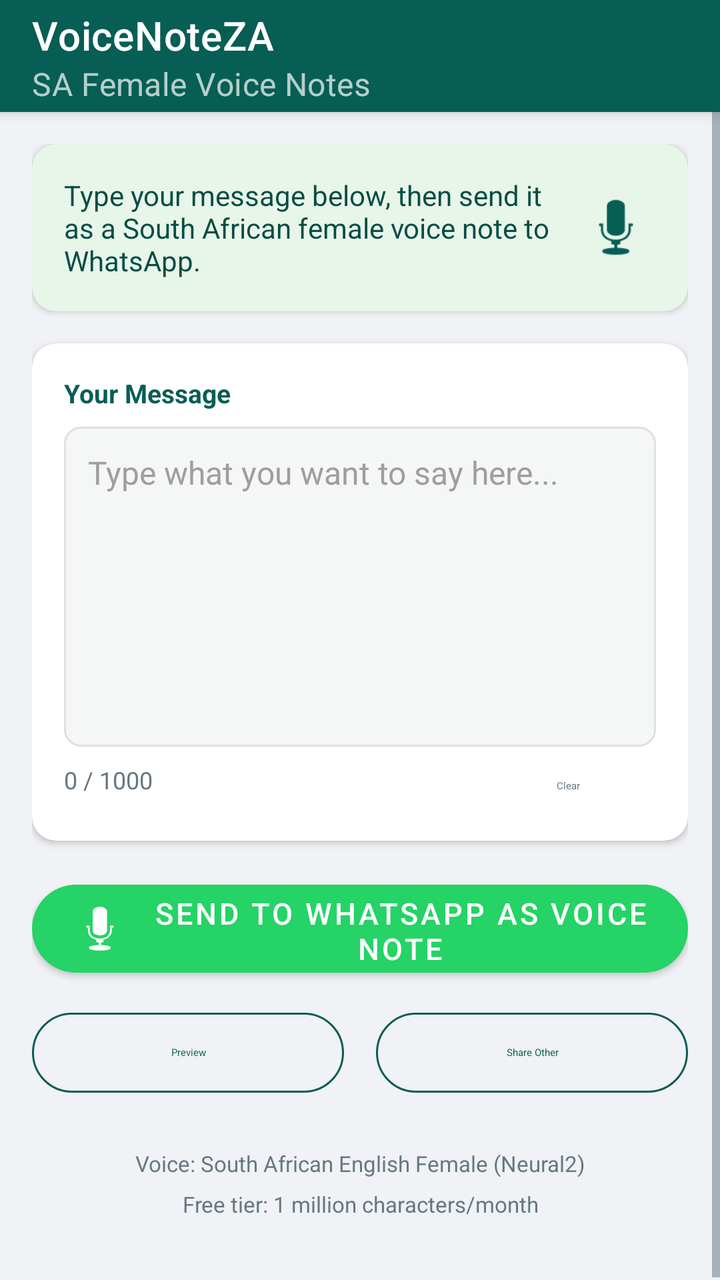
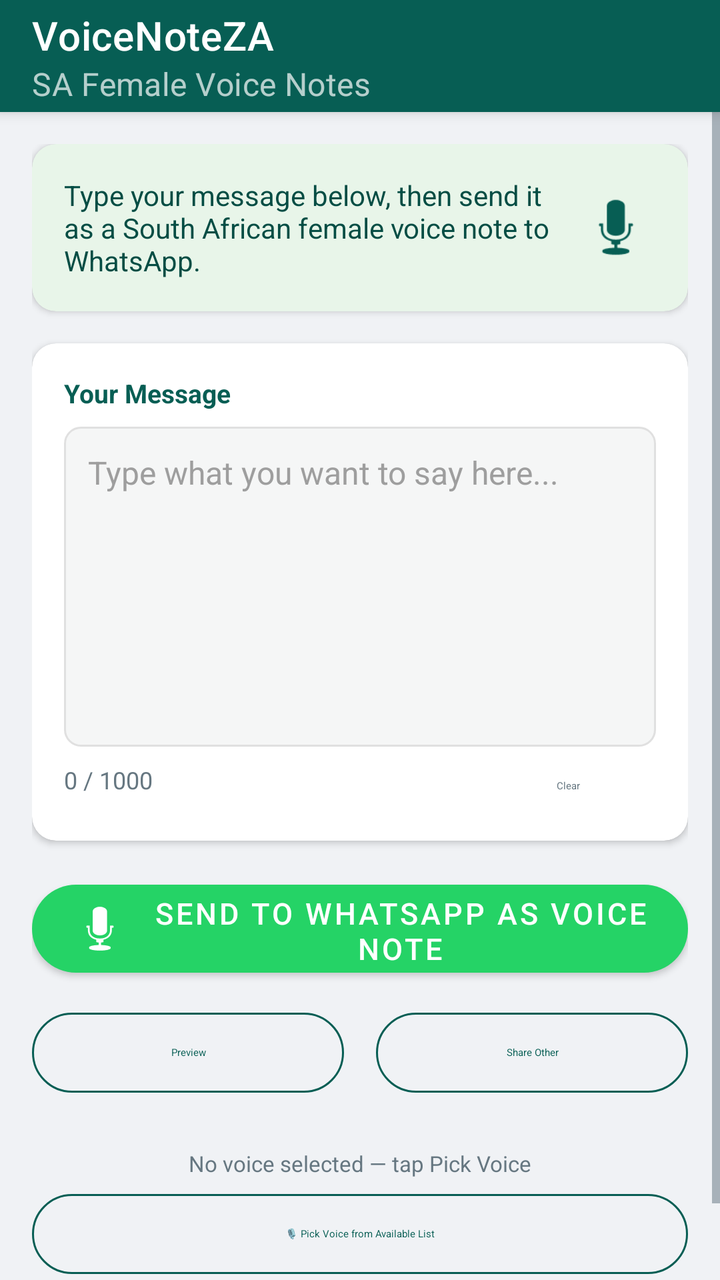

Screens rendered from an Android XML layout before and after an edit, with the pre-edit source and the edit as a unified diff.
<!-- AndroidManifest.xml: application theme Theme.VoiceNoteZA -->
<!-- res/layout/activity_main.xml -->
<?xml version="1.0" encoding="utf-8"?>
<androidx.coordinatorlayout.widget.CoordinatorLayout
    xmlns:android="http://schemas.android.com/apk/res/android"
    xmlns:app="http://schemas.android.com/apk/res-auto"
    android:layout_width="match_parent"
    android:layout_height="match_parent"
    android:background="@color/background">

    <com.google.android.material.appbar.AppBarLayout
        android:layout_width="match_parent"
        android:layout_height="wrap_content">

        <androidx.appcompat.widget.Toolbar
            android:id="@+id/toolbar"
            android:layout_width="match_parent"
            android:layout_height="?attr/actionBarSize"
            android:background="@color/primary"
            app:title="@string/app_name"
            app:titleTextColor="@color/white"
            app:subtitle="SA Female Voice Notes"
            app:subtitleTextColor="@color/white_70" />

    </com.google.android.material.appbar.AppBarLayout>

    <ScrollView
        android:layout_width="match_parent"
        android:layout_height="match_parent"
        app:layout_behavior="@string/appbar_scrolling_view_behavior"
        android:fillViewport="true">

        <LinearLayout
            android:layout_width="match_parent"
            android:layout_height="wrap_content"
            android:orientation="vertical"
            android:padding="16dp">

            
            <com.google.android.material.card.MaterialCardView
                android:layout_width="match_parent"
                android:layout_height="wrap_content"
                android:layout_marginBottom="16dp"
                app:cardCornerRadius="12dp"
                app:cardElevation="2dp"
                app:cardBackgroundColor="@color/surface_green">

                <LinearLayout
                    android:layout_width="match_parent"
                    android:layout_height="wrap_content"
                    android:orientation="horizontal"
                    android:padding="16dp"
                    android:gravity="center_vertical">

                    <TextView
                        android:layout_width="0dp"
                        android:layout_height="wrap_content"
                        android:layout_weight="1"
                        android:text="Type your message below, then send it as a South African female voice note to WhatsApp."
                        android:textColor="@color/primary_dark"
                        android:textSize="14sp" />

                    <ImageView
                        android:layout_width="40dp"
                        android:layout_height="40dp"
                        android:layout_marginStart="12dp"
                        android:src="@android:drawable/ic_btn_speak_now"
                        android:tint="@color/primary" />

                </LinearLayout>
            </com.google.android.material.card.MaterialCardView>

            
            <com.google.android.material.card.MaterialCardView
                android:layout_width="match_parent"
                android:layout_height="wrap_content"
                android:layout_marginBottom="16dp"
                app:cardCornerRadius="12dp"
                app:cardElevation="2dp"
                app:cardBackgroundColor="@color/surface">

                <LinearLayout
                    android:layout_width="match_parent"
                    android:layout_height="wrap_content"
                    android:orientation="vertical"
                    android:padding="16dp">

                    <TextView
                        android:layout_width="match_parent"
                        android:layout_height="wrap_content"
                        android:text="Your Message"
                        android:textColor="@color/primary"
                        android:textStyle="bold"
                        android:textSize="13sp"
                        android:layout_marginBottom="8dp" />

                    <EditText
                        android:id="@+id/et_message"
                        android:layout_width="match_parent"
                        android:layout_height="wrap_content"
                        android:minHeight="160dp"
                        android:gravity="top"
                        android:hint="Type what you want to say here..."
                        android:inputType="textMultiLine|textCapSentences"
                        android:background="@drawable/bg_edittext"
                        android:padding="12dp"
                        android:textColor="@color/text_primary"
                        android:textColorHint="@color/text_hint"
                        android:textSize="16sp"
                        android:lineSpacingMultiplier="1.4" />

                    <LinearLayout
                        android:layout_width="match_parent"
                        android:layout_height="wrap_content"
                        android:orientation="horizontal"
                        android:layout_marginTop="8dp">

                        <TextView
                            android:id="@+id/tv_char_count"
                            android:layout_width="0dp"
                            android:layout_height="wrap_content"
                            android:layout_weight="1"
                            android:text="0 / 1000"
                            android:textColor="@color/text_secondary"
                            android:textSize="12sp" />

                        <Button
                            android:id="@+id/btn_clear"
                            style="@style/Widget.Material3.Button.TextButton"
                            android:layout_width="wrap_content"
                            android:layout_height="wrap_content"
                            android:text="Clear"
                            android:textColor="@color/text_secondary"
                            android:minHeight="0dp"
                            android:paddingTop="4dp"
                            android:paddingBottom="4dp" />

                    </LinearLayout>

                </LinearLayout>
            </com.google.android.material.card.MaterialCardView>

            
            <ProgressBar
                android:id="@+id/progress_bar"
                style="?android:attr/progressBarStyleHorizontal"
                android:layout_width="match_parent"
                android:layout_height="wrap_content"
                android:indeterminate="true"
                android:visibility="gone"
                android:layout_marginBottom="4dp" />

            <TextView
                android:id="@+id/tv_status"
                android:layout_width="match_parent"
                android:layout_height="wrap_content"
                android:text=""
                android:textColor="@color/primary"
                android:textSize="13sp"
                android:gravity="center"
                android:visibility="gone"
                android:layout_marginBottom="12dp" />

            
            <com.google.android.material.button.MaterialButton
                android:id="@+id/btn_send_whats_app"
                android:layout_width="match_parent"
                android:layout_height="56dp"
                android:text="Send to WhatsApp as Voice Note"
                android:textSize="15sp"
                android:layout_marginBottom="10dp"
                app:backgroundTint="@color/whatsapp_green"
                app:cornerRadius="28dp"
                app:icon="@android:drawable/ic_btn_speak_now"
                app:iconGravity="textStart"
                app:iconTint="@color/white" />

            
            <LinearLayout
                android:layout_width="match_parent"
                android:layout_height="wrap_content"
                android:orientation="horizontal"
                android:layout_marginBottom="24dp">

                <com.google.android.material.button.MaterialButton
                    android:id="@+id/btn_preview"
                    style="@style/Widget.Material3.Button.OutlinedButton"
                    android:layout_width="0dp"
                    android:layout_height="48dp"
                    android:layout_weight="1"
                    android:layout_marginEnd="8dp"
                    android:text="Preview"
                    app:strokeColor="@color/primary"
                    app:cornerRadius="24dp" />

                <com.google.android.material.button.MaterialButton
                    android:id="@+id/btn_share_other"
                    style="@style/Widget.Material3.Button.OutlinedButton"
                    android:layout_width="0dp"
                    android:layout_height="48dp"
                    android:layout_weight="1"
                    android:layout_marginStart="8dp"
                    android:text="Share Other"
                    app:strokeColor="@color/primary"
                    app:cornerRadius="24dp" />

            </LinearLayout>

            
            <TextView
                android:layout_width="match_parent"
                android:layout_height="wrap_content"
                android:text="Voice: South African English Female (Neural2)\nFree tier: 1 million characters/month"
                android:textColor="@color/text_secondary"
                android:textSize="11sp"
                android:gravity="center"
                android:lineSpacingMultiplier="1.5"
                android:layout_marginBottom="16dp" />

        </LinearLayout>
    </ScrollView>

</androidx.coordinatorlayout.widget.CoordinatorLayout>
<!-- resources referenced by this layout -->
<resources>
  <color name="background">#F0F2F5</color>
  <color name="primary">#075E54</color>
  <color name="primary_dark">#054D44</color>
  <color name="surface">#FFFFFF</color>
  <color name="surface_green">#E8F5E9</color>
  <color name="text_hint">#9E9E9E</color>
  <color name="text_primary">#111B21</color>
  <color name="text_secondary">#667781</color>
  <color name="whatsapp_green">#25D366</color>
  <color name="white">#FFFFFF</color>
  <color name="white_70">#B3FFFFFF</color>
  <!-- drawable bg_edittext (drawable) -->
  <?xml version="1.0" encoding="utf-8"?>
  <shape xmlns:android="http://schemas.android.com/apk/res/android"
      android:shape="rectangle">
      <solid android:color="#F5F6F6" />
      <corners android:radius="8dp" />
      <stroke android:width="1dp" android:color="#E0E0E0" />
  </shape>
  <string name="app_name">VoiceNoteZA</string>
  <style name="Theme.VoiceNoteZA" parent="Theme.MaterialComponents.DayNight.NoActionBar">
          <item name="colorPrimary">@color/primary</item>
          <item name="colorPrimaryVariant">@color/primary_dark</item>
          <item name="colorSecondary">@color/whatsapp_green</item>
          <item name="android:colorBackground">@color/background</item>
          <item name="colorSurface">@color/surface</item>
          <item name="android:textColorPrimary">@color/text_primary</item>
          <item name="android:textColorSecondary">@color/text_secondary</item>
      </style>
</resources>

<!-- the commit's change to res/layout/activity_main.xml (unified diff, before → after) -->
@@ -206,14 +206,25 @@
 
             
             <TextView
-                android:layout_width="match_parent"
-                android:layout_height="wrap_content"
-                android:text="Voice: South African English Female (Neural2)\nFree tier: 1 million characters/month"
+                android:id="@+id/tv_voice_info"
+                android:layout_width="match_parent"
+                android:layout_height="wrap_content"
+                android:text="No voice selected — tap Pick Voice"
                 android:textColor="@color/text_secondary"
                 android:textSize="11sp"
                 android:gravity="center"
                 android:lineSpacingMultiplier="1.5"
-                android:layout_marginBottom="16dp" />
+                android:layout_marginBottom="4dp" />
+
+            <com.google.android.material.button.MaterialButton
+                android:id="@+id/btn_pick_voice"
+                style="@style/Widget.Material3.Button.OutlinedButton"
+                android:layout_width="match_parent"
+                android:layout_height="48dp"
+                android:text="🎙 Pick Voice from Available List"
+                app:strokeColor="@color/primary"
+                app:cornerRadius="24dp"
+                android:layout_marginBottom="24dp" />
 
         </LinearLayout>
     </ScrollView>
